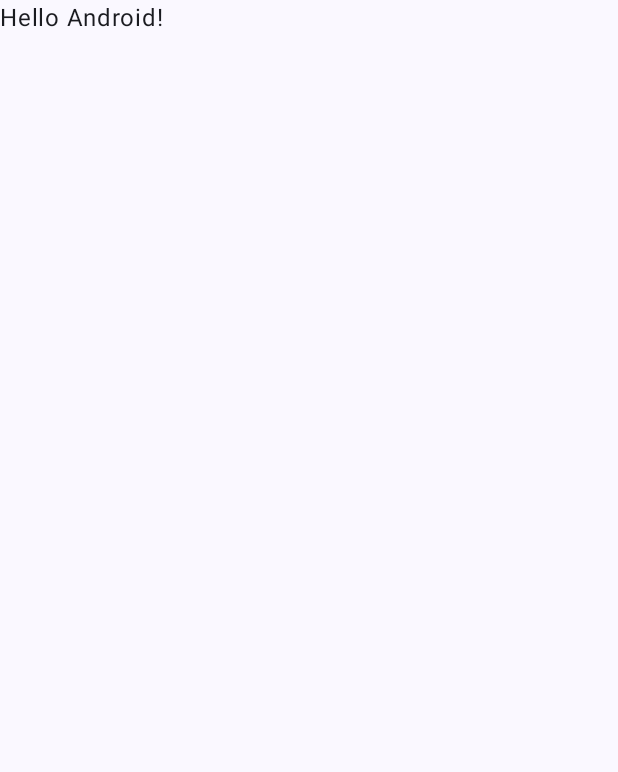
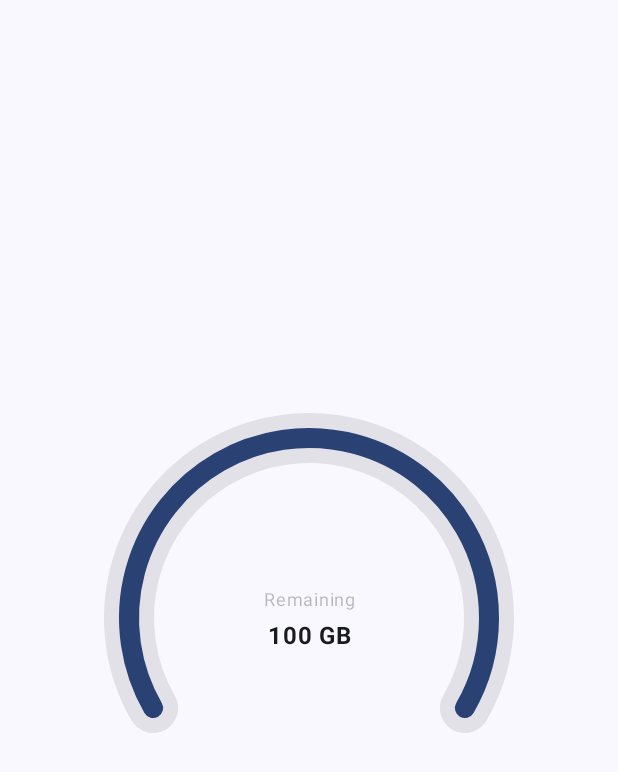
Before and after one commit to zeshansahi/CustomUiWithCompose, an Android app built with Jetpack Compose: the screen it shows after launch (MainActivity), on a phone screen of 412 x 824 dp. Before the commit the part shown is almost empty. Shown: the top 772 px of the screen. Run offline under Robolectric (Android 15) with nearby library versions, the phone set to English and light mode, and no system bars.

Commit message:
indicator done

```diff
--- a/app/src/main/java/github/zeshansahi/customuiwithcompose/CustomWidget.kt
+++ b/app/src/main/java/github/zeshansahi/customuiwithcompose/CustomWidget.kt
@@ -1,7 +1,192 @@
 package github.zeshansahi.customuiwithcompose
 
-import androidx.compose.runtime.Composable
+import androidx.compose.animation.animateColorAsState
+import androidx.compose.animation.core.animateFloatAsState
+import androidx.compose.animation.core.animateIntAsState
+import androidx.compose.animation.core.tween
+import androidx.compose.foundation.layout.Arrangement
+import androidx.compose.foundation.layout.Column
+import androidx.compose.foundation.layout.size
+import androidx.compose.material3.MaterialTheme
+import androidx.compose.material3.Text
+
+import androidx.compose.runtime.*
+import androidx.compose.ui.Alignment
+import androidx.compose.ui.Modifier
+import androidx.compose.ui.draw.drawBehind
+import androidx.compose.ui.geometry.Offset
+import androidx.compose.ui.geometry.Size
+import androidx.compose.ui.graphics.Color
+import androidx.compose.ui.graphics.StrokeCap
+import androidx.compose.ui.graphics.drawscope.DrawScope
+import androidx.compose.ui.graphics.drawscope.Stroke
+import androidx.compose.ui.text.font.FontWeight
+import androidx.compose.ui.text.style.TextAlign
+import androidx.compose.ui.tooling.preview.Preview
+import androidx.compose.ui.unit.Dp
+import androidx.compose.ui.unit.TextUnit
+import androidx.compose.ui.unit.dp
+
 
 @Composable
-fun CustomWidget() {
+fun CustomWidget(
+    canvasSize: Dp = 300.dp,
+    indicatorValue: Int = 0,
+    maxIndicatorValue: Int = 100,
+    backgroundIndicatorColor: Color = MaterialTheme.colorScheme.onSurface.copy(alpha = 0.1f),
+    backgroundIndicatorStrokeWidth: Float = 100f,
+    foregroundIndicatorColor: Color = MaterialTheme.colorScheme.primary,
+    foregroundIndicatorStrokeWidth: Float = 100f,
+    bigTextFontSize: TextUnit = MaterialTheme.typography.titleMedium.fontSize,
+    bigTextColor: Color = MaterialTheme.colorScheme.onSurface,
+    bigTextSuffix: String = "GB",
+    smallText: String = "Remaining",
+    smallTextFontSize: TextUnit = MaterialTheme.typography.bodySmall.fontSize,
+    smallTextColor: Color = MaterialTheme.colorScheme.onSurface.copy(alpha = 0.3f)
+) {
+    var allowedIndicatorValue by remember {
+        mutableStateOf(maxIndicatorValue)
+    }
+    allowedIndicatorValue = if (indicatorValue <= maxIndicatorValue) {
+        indicatorValue
+    } else {
+        maxIndicatorValue
+    }
+
+    var animatedIndicatorValue by remember { mutableStateOf(0f) }
+    LaunchedEffect(key1 = allowedIndicatorValue) {
+        animatedIndicatorValue = allowedIndicatorValue.toFloat()
+    }
+
+    val percentage =
+        (animatedIndicatorValue / maxIndicatorValue) * 100
+
+    val sweepAngle by animateFloatAsState(
+        targetValue = (2.4 * percentage).toFloat(),
+        animationSpec = tween(1000), label = ""
+    )
+
+    val receivedValue by animateIntAsState(
+        targetValue = allowedIndicatorValue,
+        animationSpec = tween(1000), label = ""
+    )
+
+    val animatedBigTextColor by animateColorAsState(
+        targetValue = if (allowedIndicatorValue == 0)
+            MaterialTheme.colorScheme.onSurface.copy(alpha = 0.3f)
+        else
+            bigTextColor,
+        animationSpec = tween(1000), label = ""
+    )
+
+    Column(
+        modifier = Modifier
+            .size(canvasSize)
+            .drawBehind {
+                val componentSize = size / 1.25f
+                backgroundIndicator(
+                    componentSize = componentSize,
+                    indicatorColor = backgroundIndicatorColor,
+                    indicatorStrokeWidth = backgroundIndicatorStrokeWidth,
+//                    indicatorStokeCap = indicatorStrokeCap
+                )
+                foregroundIndicator(
+                    sweepAngle = sweepAngle,
+                    componentSize = componentSize,
+                    indicatorColor = foregroundIndicatorColor,
+                    indicatorStrokeWidth = foregroundIndicatorStrokeWidth,
+//                    indicatorStokeCap = indicatorStrokeCap
+                )
+            },
+        verticalArrangement = Arrangement.Center,
+        horizontalAlignment = Alignment.CenterHorizontally
+    ) {
+        EmbeddedElements(
+            bigText = receivedValue,
+            bigTextFontSize = bigTextFontSize,
+            bigTextColor = animatedBigTextColor,
+            bigTextSuffix = bigTextSuffix,
+            smallText = smallText,
+            smallTextColor = smallTextColor,
+            smallTextFontSize = smallTextFontSize
+        )
+    }
 }
+
+fun DrawScope.backgroundIndicator(
+    componentSize: Size,
+    indicatorColor: Color,
+    indicatorStrokeWidth: Float,
+//    indicatorStokeCap: StrokeCap
+) {
+    drawArc(
+        size = componentSize,
+        color = indicatorColor,
+        startAngle = 150f,
+        sweepAngle = 240f,
+        useCenter = false,
+        style = Stroke(
+            width = indicatorStrokeWidth,
+            cap = StrokeCap.Round
+        ),
+        topLeft = Offset(
+            x = (size.width - componentSize.width) / 2f,
+            y = (size.height - componentSize.height) / 2f
+        )
+    )
+}
+
+fun DrawScope.foregroundIndicator(
+    sweepAngle: Float,
+    componentSize: Size,
+    indicatorColor: Color,
+    indicatorStrokeWidth: Float,
+//    indicatorStokeCap: StrokeCap
+) {
+    drawArc(
+        size = componentSize,
+        color = indicatorColor,
+        startAngle = 150f,
+        sweepAngle = sweepAngle,
+        useCenter = false,
+        style = Stroke(
+            width = indicatorStrokeWidth,
+            cap = StrokeCap.Round
+        ),
+        topLeft = Offset(
+            x = (size.width - componentSize.width) / 2f,
+            y = (size.height - componentSize.height) / 2f
+        )
+    )
+}
+
+@Composable
+fun EmbeddedElements(
+    bigText: Int,
+    bigTextFontSize: TextUnit,
+    bigTextColor: Color,
+    bigTextSuffix: String,
+    smallText: String,
+    smallTextColor: Color,
+    smallTextFontSize: TextUnit
+) {
+    Text(
+        text = smallText,
+        color = smallTextColor,
+        fontSize = smallTextFontSize,
+        textAlign = TextAlign.Center
+    )
+    Text(
+        text = "$bigText ${bigTextSuffix.take(2)}",
+        color = bigTextColor,
+        fontSize = bigTextFontSize,
+        textAlign = TextAlign.Center,
+        fontWeight = FontWeight.Bold
+    )
+}
+
+@Composable
+@Preview(showBackground = true)
+fun CustomComponentPreview() {
+    CustomWidget()
+}
--- a/app/src/main/java/github/zeshansahi/customuiwithcompose/MainActivity.kt
+++ b/app/src/main/java/github/zeshansahi/customuiwithcompose/MainActivity.kt
@@ -3,11 +3,17 @@ package github.zeshansahi.customuiwithcompose
 import android.os.Bundle
 import androidx.activity.ComponentActivity
 import androidx.activity.compose.setContent
+import androidx.compose.foundation.layout.Arrangement
+import androidx.compose.foundation.layout.Column
 import androidx.compose.foundation.layout.fillMaxSize
 import androidx.compose.material3.MaterialTheme
 import androidx.compose.material3.Surface
 import androidx.compose.material3.Text
 import androidx.compose.runtime.Composable
+import androidx.compose.runtime.getValue
+import androidx.compose.runtime.mutableStateOf
+import androidx.compose.runtime.*
+import androidx.compose.ui.Alignment
 import androidx.compose.ui.Modifier
 import androidx.compose.ui.tooling.preview.Preview
 import github.zeshansahi.customuiwithcompose.ui.theme.CustomUiWithComposeTheme
@@ -31,10 +37,32 @@ class MainActivity : ComponentActivity() {
 
 @Composable
 fun Greeting(name: String, modifier: Modifier = Modifier) {
-    Text(
-        text = "Hello $name!",
-        modifier = modifier
-    )
+
+    Column(
+        modifier = Modifier.fillMaxSize(),
+        horizontalAlignment = Alignment.CenterHorizontally,
+        verticalArrangement = Arrangement.Center
+    ) {
+
+
+        var progress by remember {
+            mutableStateOf(0)
+        }
+        do {
+            if (progress ==100) {
+                progress = 0
+            }
+            progress++
+        } while (progress < 100)
+        CustomWidget(
+            indicatorValue = progress,
+            backgroundIndicatorStrokeWidth = 50f,
+            foregroundIndicatorStrokeWidth = 20f
+        )
+
+
+    }
+
 }
 
 @Preview(showBackground = true)
```
